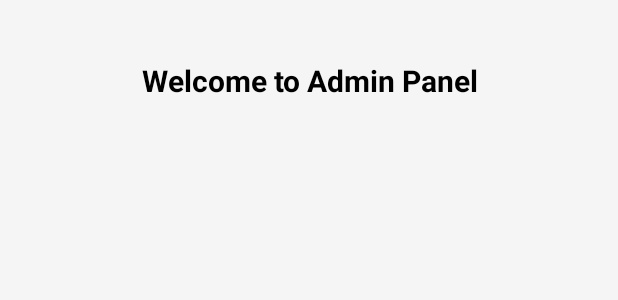
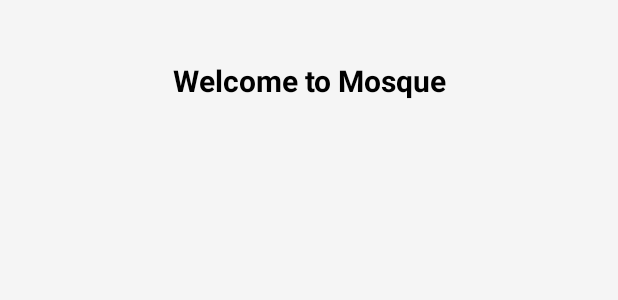
Before and after one commit to Amdadul-haq/MMS, an Android app: the layout fragment_admin_home.xml on its own in the app's theme, with its tools: preview values and no code run, on a phone screen of 412 x 824 dp. Shown: the top 300 px of the screen. Run offline under Robolectric (Android 15) with nearby library versions, the phone set to English and light mode, and no system bars.

Commit message:
Final update before Gosol

```diff
--- a/app/src/main/java/com/example/mosque_management_system/admin/AdminDashboardActivity.java
+++ b/app/src/main/java/com/example/mosque_management_system/admin/AdminDashboardActivity.java
@@ -17,9 +17,7 @@ import com.example.mosque_management_system.network.RetrofitClient;
 import com.example.mosque_management_system.utils.PreferenceHelper;
 import com.google.android.material.bottomnavigation.BottomNavigationView;
 
-import retrofit2.Call;
-import retrofit2.Callback;
-import retrofit2.Response;
+import retrofit2.*;
 
 public class AdminDashboardActivity extends AppCompatActivity {
 
--- a/app/src/main/res/layout/fragment_admin_home.xml
+++ b/app/src/main/res/layout/fragment_admin_home.xml
@@ -11,9 +11,10 @@
         android:orientation="vertical">
 
         <TextView
+            android:id="@+id/tvWelcomeMosque"
             android:layout_width="match_parent"
             android:layout_height="wrap_content"
-            android:text="Welcome to Admin Panel"
+            android:text="Welcome to Mosque"
             android:textColor="@color/black"
             android:textSize="20sp"
             android:textStyle="bold"
```
